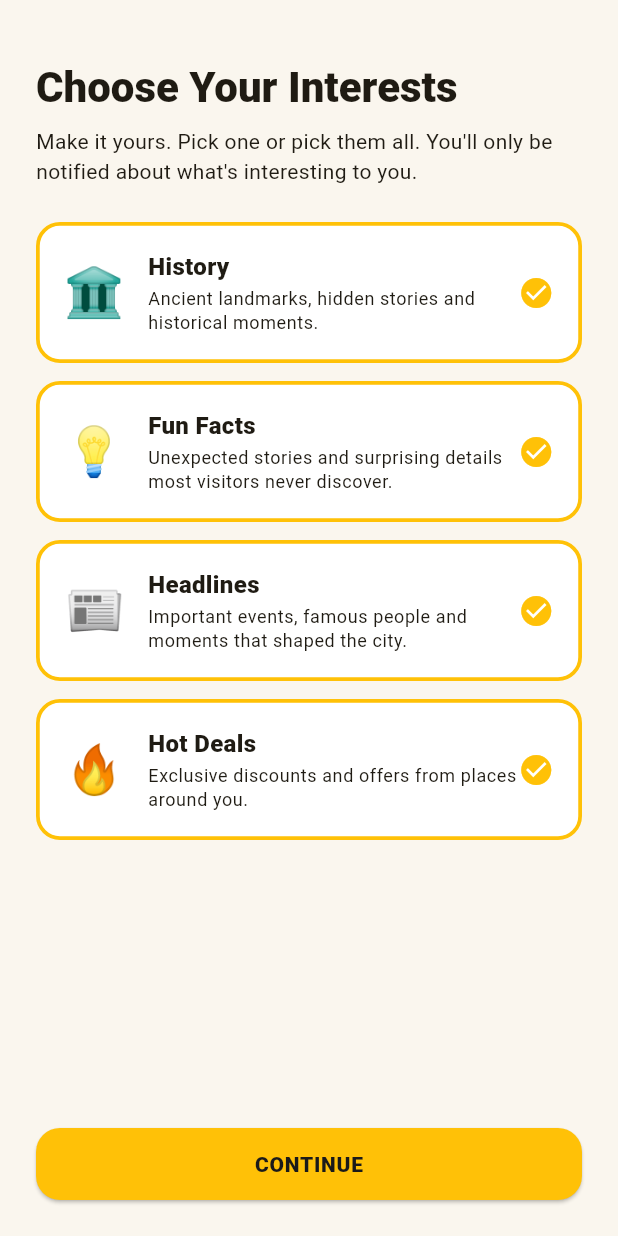
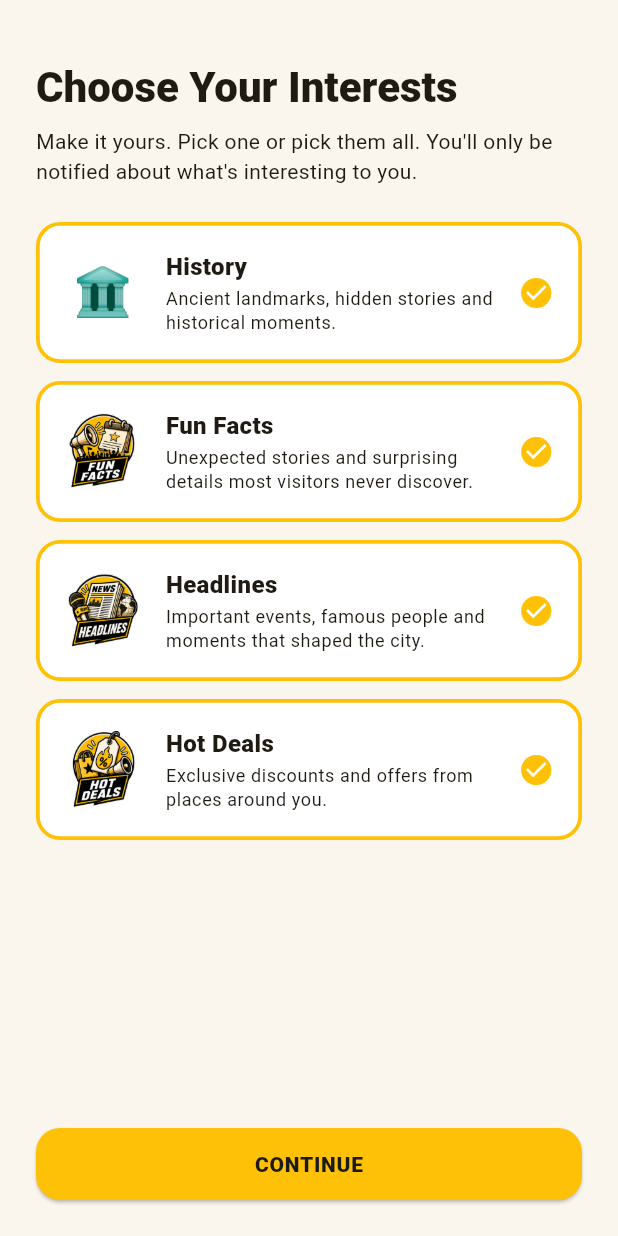
Before and after one commit to AlexanderTilly/dyk, a Flutter app: the screen it shows after launch, after a tap on "START EXPLORING", on a phone screen of 412 x 824 dp. Run offline on Flutter 3.47's test engine with Material 3 defaults, Android fonts, the phone set to English and light mode, and no system bars; our stand-ins replace flutter_local_notifications, just_audio, permission_handler, shared_preferences, supabase_flutter; missing offline and left inert: geofencing_api, mapbox_maps_flutter; accounts and stored records are empty.

Commit message:
﻿feat(dyk): real logo and category badge assets
DYK logo on welcome screen and app header; sticker badges in interest
cards and explore chips. History badge pending — emoji fallback.

Co-Authored-By: Claude Sonnet 4.6 <noreply@anthropic.com>

```diff
--- a/lib/screens/onboarding/interests_screen.dart
+++ b/lib/screens/onboarding/interests_screen.dart
@@ -1,6 +1,7 @@
 import 'package:flutter/material.dart';
 
 import '../../theme/dyk_theme.dart';
+import '../../widgets/category_badge.dart';
 import 'location_screen.dart';
 
 class InterestOption {
@@ -130,7 +131,7 @@ class _InterestCard extends StatelessWidget {
         ),
         child: Row(
           children: [
-            Text(option.emoji, style: const TextStyle(fontSize: 32)),
+            CategoryBadge(category: option.key, size: 52),
             const SizedBox(width: 16),
             Expanded(
               child: Column(
--- a/lib/screens/onboarding/welcome_screen.dart
+++ b/lib/screens/onboarding/welcome_screen.dart
@@ -1,6 +1,5 @@
 import 'package:flutter/material.dart';
 
-import '../../theme/dyk_theme.dart';
 import 'interests_screen.dart';
 
 class WelcomeScreen extends StatelessWidget {
@@ -11,7 +10,6 @@ class WelcomeScreen extends StatelessWidget {
 
   @override
   Widget build(BuildContext context) {
-    final dark = Theme.of(context).brightness == Brightness.dark;
     return Scaffold(
       body: SafeArea(
         child: Padding(
@@ -19,23 +17,11 @@ class WelcomeScreen extends StatelessWidget {
           child: Column(
             children: [
               const Spacer(flex: 2),
-              // Logo placeholder until the PNG asset is added.
-              Text(
-                'Did You\nKnow?',
-                textAlign: TextAlign.center,
-                style: TextStyle(
-                  fontSize: 56,
-                  height: 1.0,
-                  fontWeight: FontWeight.w900,
-                  fontStyle: FontStyle.italic,
-                  color: dark ? Colors.white : DykColors.black,
-                  shadows: const [
-                    Shadow(color: DykColors.yellow, offset: Offset(3, 3)),
-                  ],
-                ),
+              Image.asset(
+                'assets/images/dyk_logo.png',
+                height: 240,
+                fit: BoxFit.contain,
               ),
-              const SizedBox(height: 12),
-              const Text('💡', style: TextStyle(fontSize: 40)),
               const Spacer(flex: 2),
               Text(
                 'Explore cities. Discover stories.',
--- /dev/null
+++ b/lib/widgets/category_badge.dart
@@ -0,0 +1,43 @@
+import 'package:flutter/material.dart';
+
+/// Sticker badge image per category, with emoji fallback when the
+/// asset hasn't been delivered yet (currently: history).
+class CategoryBadge extends StatelessWidget {
+  final String category;
+  final double size;
+
+  const CategoryBadge({super.key, required this.category, this.size = 48});
+
+  static const _assets = {
+    'funfact': 'assets/images/badges/funfact.png',
+    'headline': 'assets/images/badges/headline.png',
+    'hotdeal': 'assets/images/badges/hotdeal.png',
+    'citypack': 'assets/images/badges/citypack.png',
+  };
+
+  static const _emojiFallback = {
+    'history': '🏛️',
+    'funfact': '💡',
+    'headline': '📰',
+    'hotdeal': '🔥',
+    'citypack': '📦',
+  };
+
+  @override
+  Widget build(BuildContext context) {
+    final asset = _assets[category];
+    if (asset != null) {
+      return Image.asset(asset, width: size, height: size, fit: BoxFit.contain);
+    }
+    return SizedBox(
+      width: size,
+      height: size,
+      child: Center(
+        child: Text(
+          _emojiFallback[category] ?? '📍',
+          style: TextStyle(fontSize: size * 0.6),
+        ),
+      ),
+    );
+  }
+}
--- a/pubspec.yaml
+++ b/pubspec.yaml
@@ -31,3 +31,4 @@ flutter:
     - assets/data/
     - assets/audio/
     - assets/images/
+    - assets/images/badges/
```
Also changed, not shown: lib/screens/app_shell.dart (+5 -11 lines), lib/screens/tabs/explore_tab.dart (+6 -5 lines), assets/images/badges/citypack.png (added), assets/images/badges/funfact.png (added), assets/images/badges/headline.png (added), assets/images/badges/hotdeal.png (added), assets/images/dyk_logo.png (added).
